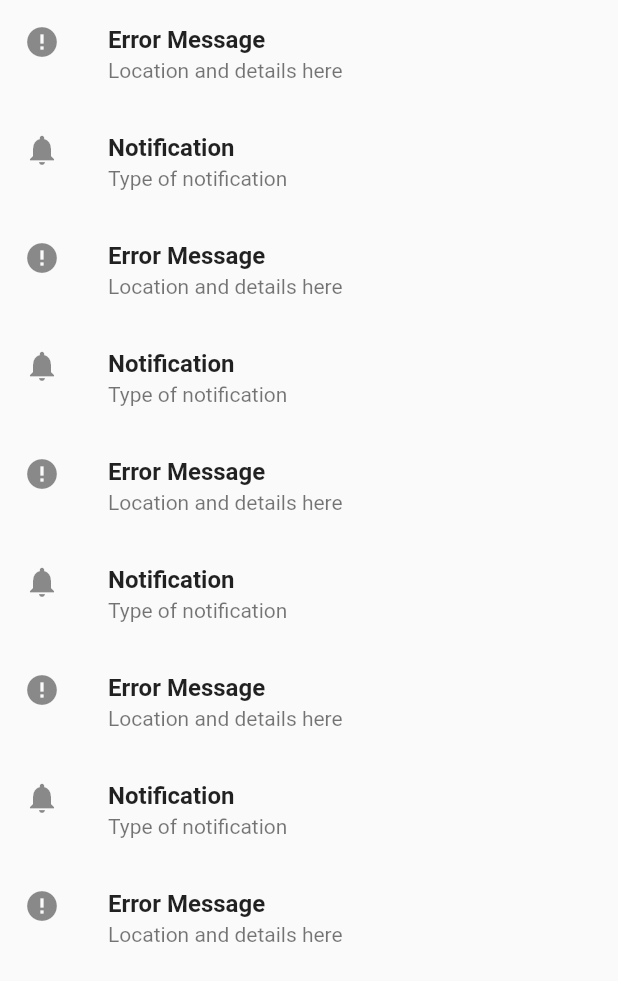
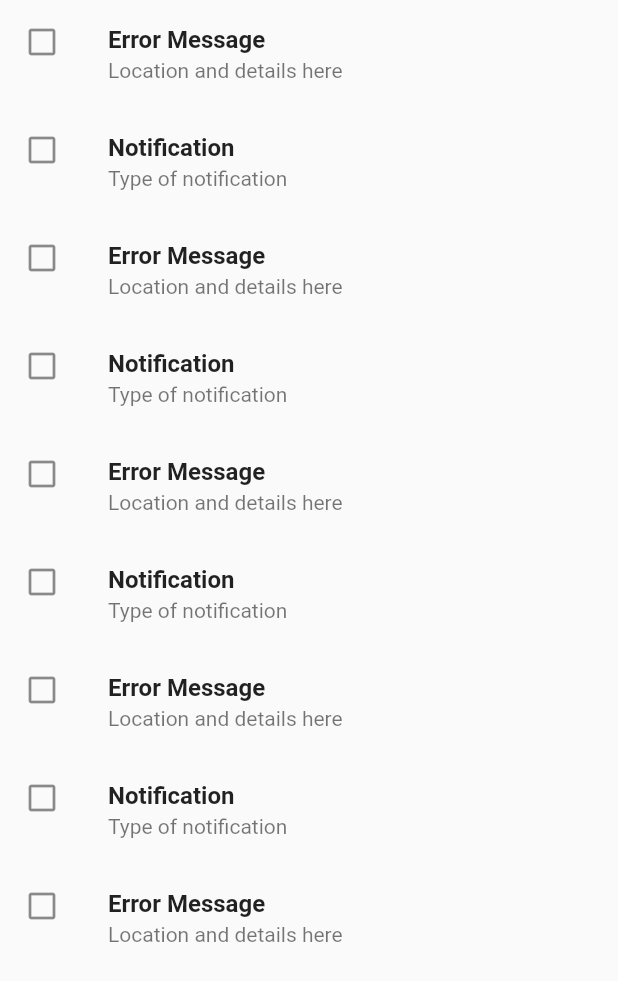
Before and after one commit to AlisonWonderlandApps/FlutterSplunk, a Flutter app: the RandomWords widget shown alone on an empty page, opened directly, on a phone screen of 412 x 824 dp. Shown: the top 981 px of the screen. Run offline on Flutter 3.47's test engine with Material 2 defaults, Android fonts, the phone set to English and light mode, and no system bars.

Commit message:
Notification Page eror list

```diff
--- a/lib/pages/notifications_page.dart
+++ b/lib/pages/notifications_page.dart
@@ -1,5 +1,38 @@
 import 'package:flutter/material.dart';
 // import 'package:english_words/english_words.dart';
+
+class Error {
+  final String errorType;
+  final String errorDetails;
+
+  const Error({this.errorType, this.errorDetails});
+}
+
+const errMess = const <Error>[
+  const Error(
+      errorType: 'Error Type',
+      errorDetails:'Details of error'
+  ),
+  const Error(
+      errorType: 'Error 2',
+      errorDetails:'Location'
+  )
+];
+
+
+class NoticePage extends StatefulWidget {
+  @override
+  Widget build(BuildContext context) {
+    createState() => new NoticePageState();
+  }
+}
+class NoticePageState extends State<NoticePage> {
+  final _suggestions = <NoticePage>
+};
+
+
+
+
 
 class RandomWords extends StatelessWidget {
   @override
@@ -7,47 +40,47 @@ class RandomWords extends StatelessWidget {
   Widget listSection = new ListView(
     children: [
       new ListTile(
-        leading: new Icon(Icons.error),
+        leading: new Icon(Icons.check_box_outline_blank),
         title: new Text('Error Message',
             style: new TextStyle(fontWeight: FontWeight.bold,)),
         subtitle: new Text('Location and details here'),),
       new ListTile(
-        leading: new Icon(Icons.notifications),
+        leading: new Icon(Icons.check_box_outline_blank),
         title: new Text('Notification',
             style: new TextStyle(fontWeight: FontWeight.bold)),
         subtitle: new Text('Type of notification'),),
       new ListTile(
-        leading: new Icon(Icons.error),
+        leading: new Icon(Icons.check_box_outline_blank),
         title: new Text('Error Message',
             style: new TextStyle(fontWeight: FontWeight.bold,)),
         subtitle: new Text('Location and details here'),),
       new ListTile(
-        leading: new Icon(Icons.notifications),
+        leading: new Icon(Icons.check_box_outline_blank),
         title: new Text('Notification',
             style: new TextStyle(fontWeight: FontWeight.bold)),
         subtitle: new Text('Type of notification'),),
       new ListTile(
-        leading: new Icon(Icons.error),
+        leading: new Icon(Icons.check_box_outline_blank),
         title: new Text('Error Message',
             style: new TextStyle(fontWeight: FontWeight.bold,)),
         subtitle: new Text('Location and details here'),),
       new ListTile(
-        leading: new Icon(Icons.notifications),
+        leading: new Icon(Icons.check_box_outline_blank),
         title: new Text('Notification',
             style: new TextStyle(fontWeight: FontWeight.bold)),
         subtitle: new Text('Type of notification'),),
       new ListTile(
-        leading: new Icon(Icons.error),
+        leading: new Icon(Icons.check_box_outline_blank),
         title: new Text('Error Message',
             style: new TextStyle(fontWeight: FontWeight.bold,)),
         subtitle: new Text('Location and details here'),),
       new ListTile(
-        leading: new Icon(Icons.notifications),
+        leading: new Icon(Icons.check_box_outline_blank),
         title: new Text('Notification',
             style: new TextStyle(fontWeight: FontWeight.bold)),
         subtitle: new Text('Type of notification'),),
       new ListTile(
-        leading: new Icon(Icons.error),
+        leading: new Icon(Icons.check_box_outline_blank),
         title: new Text('Error Message',
             style: new TextStyle(fontWeight: FontWeight.bold,)),
         subtitle: new Text('Location and details here'),),
```
